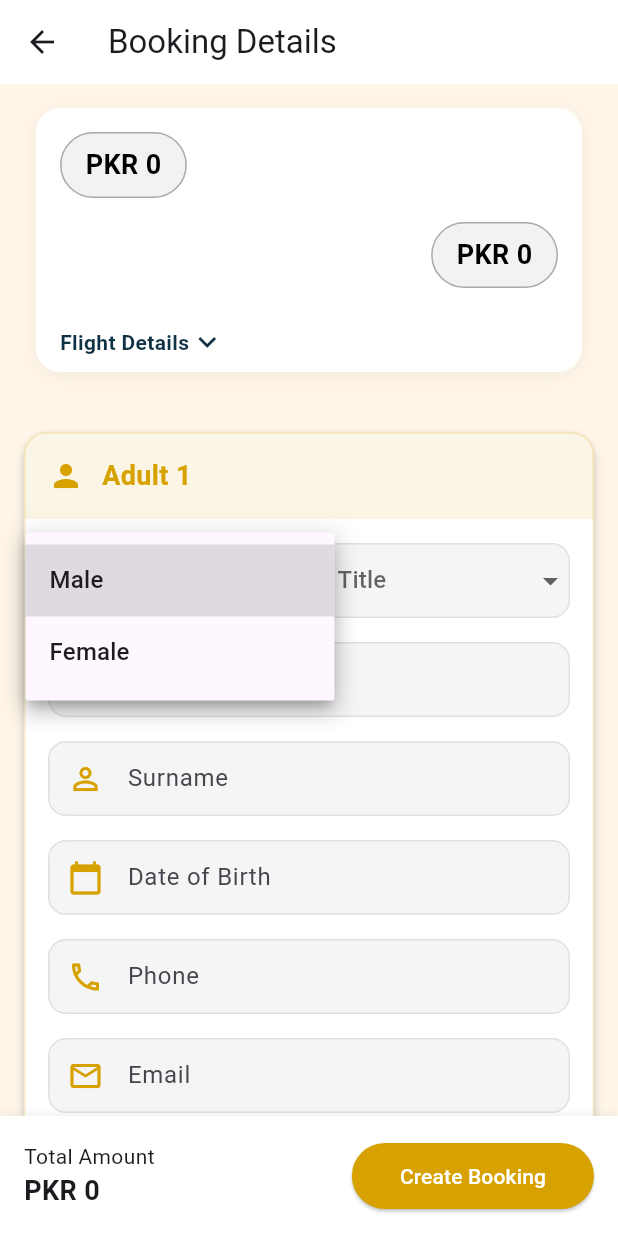
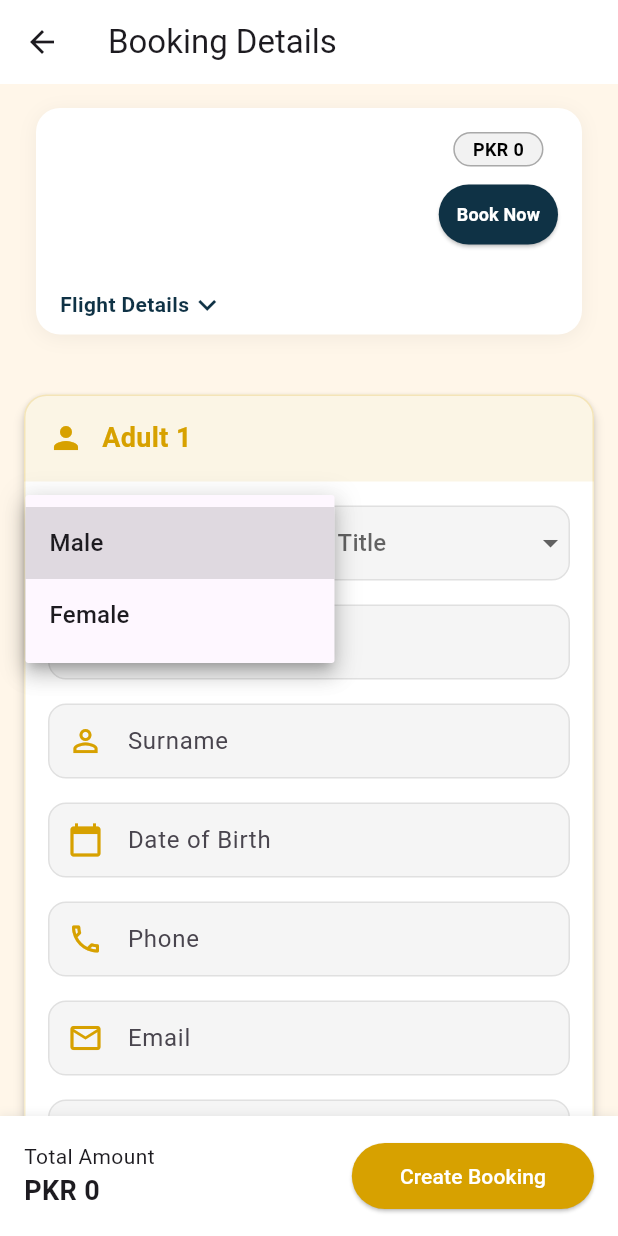
Before and after one commit to ahmadtechdev/oneroof, a Flutter app: the BookingForm screen opened directly with empty values, after a tap on "Gender", on a phone screen of 412 x 824 dp. Run offline on Flutter 3.47's test engine with Material 3 defaults, Android fonts, the phone set to English and light mode, and no system bars; our stand-ins replace auto_size_text, cached_network_image, dio, flutter_rating_bar, flutter_svg, get and 7 more; accounts and stored records are empty; network calls fail.

Commit message:
flight section a card structure created

```diff
--- a/lib/views/flight/search_flights/search_flight_utils/widgets/flight_card.dart
+++ b/lib/views/flight/search_flights/search_flight_utils/widgets/flight_card.dart
@@ -166,19 +166,22 @@ class _FlightCardState extends State<FlightCard>
               children: [
                 Row(
                   children: [
-                    for (var legSchedule in widget.flight.legSchedules)
-                      SingleChildScrollView(
+                    // Scrollable Flight Details
+                    Expanded(
+                      child: SingleChildScrollView(
                         scrollDirection: Axis.horizontal,
-                        child: SizedBox(
-                          width: MediaQuery.sizeOf(context).width/0.7,
                         child: Row(
                           children: [
-                              Column(
+                            for (var legSchedule in widget.flight.legSchedules)
+                              Padding(
+                                padding: const EdgeInsets.symmetric(horizontal: 8.0),
+                                child: Column(
+                                  crossAxisAlignment: CrossAxisAlignment.start,
                                   children: [
                                     Text(
                                       widget.flight.airline,
                                       style: const TextStyle(
-                                      fontSize: 14,
+                                        fontSize: 12,
                                         fontWeight: FontWeight.bold,
                                       ),
                                     ),
@@ -186,30 +189,27 @@ class _FlightCardState extends State<FlightCard>
                                     Text(
                                       widget.flight.flightNumber,
                                       style: const TextStyle(
-                                      fontSize: 14,
+                                        fontSize: 12,
                                         fontWeight: FontWeight.bold,
                                       ),
                                     ),
                                   ],
                                 ),
-                              SizedBox(width: 6),
-
+                              ),
                           ],
                         ),
                       ),
                     ),
+
+                    // Fixed Price Section
                     Column(
                       children: [
                         GetX<FlightController>(
-                          builder:
-                              (controller) => Container(
-                            padding: const EdgeInsets.symmetric(
-                              horizontal: 16,
-                              vertical: 8,
-                            ),
+                          builder: (controller) => Container(
+                            padding: const EdgeInsets.symmetric(horizontal: 12, vertical: 2),
                             decoration: BoxDecoration(
                               color: TColors.black.withOpacity(0.05),
-                              borderRadius: BorderRadius.circular(42),
+                              borderRadius: BorderRadius.circular(32),
                               border: Border.all(
                                 color: TColors.black.withOpacity(0.3),
                               ),
@@ -217,10 +217,31 @@ class _FlightCardState extends State<FlightCard>
                             child: Text(
                               '${controller.selectedCurrency.value} ${widget.flight.price.toStringAsFixed(0)}',
                               style: const TextStyle(
-                                fontSize: 18,
+                                fontSize: 12,
                                 fontWeight: FontWeight.bold,
                                 color: TColors.black,
                               ),
+                            ),
+                          ),
+                        ),
+                        SizedBox(height: 8),
+                        ElevatedButton(
+                          onPressed: () {
+                            // Add booking functionality here
+                          },
+                          style: ElevatedButton.styleFrom(
+                            backgroundColor: TColors.primary,
+                            shape: RoundedRectangleBorder(
+                              borderRadius: BorderRadius.circular(32),
+                            ),
+                            padding: EdgeInsets.symmetric(horizontal: 12, vertical: 0),
+                          ),
+                          child: Text(
+                            "Book Now",
+                            style: TextStyle(
+                              fontSize: 12,
+                              color: Colors.white,
+                              fontWeight: FontWeight.bold,
                             ),
                           ),
                         ),
@@ -403,36 +424,7 @@ class _FlightCardState extends State<FlightCard>
                       ],
                     ),
                   ),
-                const SizedBox(height: 16),
-                Row(
-                  mainAxisAlignment: MainAxisAlignment.end,
-                  children: [
-                    GetX<FlightController>(
-                      builder:
-                          (controller) => Container(
-                            padding: const EdgeInsets.symmetric(
-                              horizontal: 16,
-                              vertical: 8,
-                            ),
-                            decoration: BoxDecoration(
-                              color: TColors.black.withOpacity(0.05),
-                              borderRadius: BorderRadius.circular(42),
-                              border: Border.all(
-                                color: TColors.black.withOpacity(0.3),
-                              ),
-                            ),
-                            child: Text(
-                              '${controller.selectedCurrency.value} ${widget.flight.price.toStringAsFixed(0)}',
-                              style: const TextStyle(
-                                fontSize: 18,
-                                fontWeight: FontWeight.bold,
-                                color: TColors.black,
-                              ),
-                            ),
-                          ),
-                    ),
-                  ],
-                ),
+
               ],
             ),
           ),
```
Lines whose indentation alone changed are shown as unchanged.
